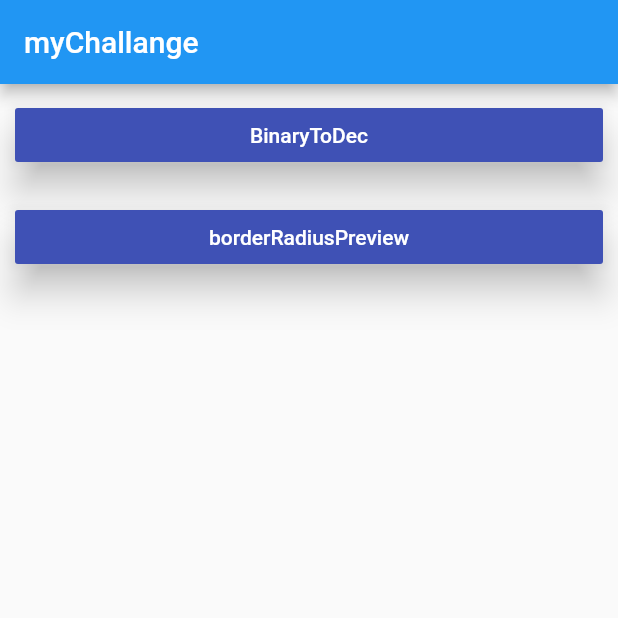
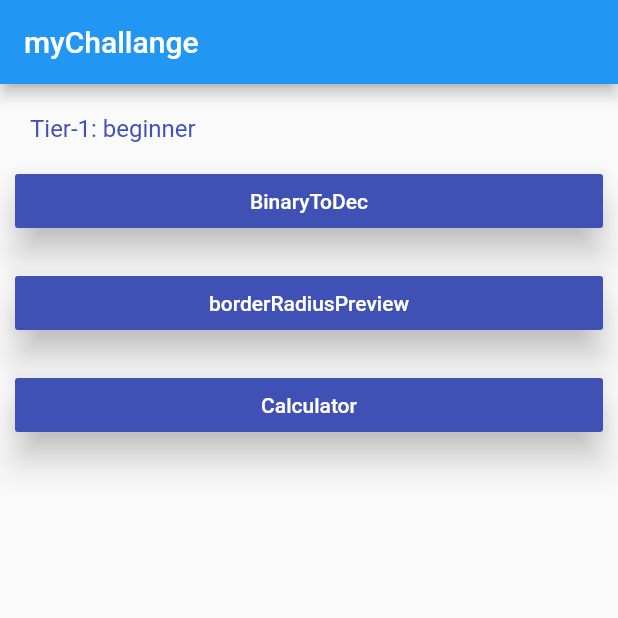
Before and after one commit to sungyun-Kim/myAppChallange, a Flutter app: the screen it shows after launch, on a phone screen of 412 x 824 dp, the top half of it. Run offline on Flutter 3.47's test engine with Material 2 defaults, Android fonts, the phone set to English and light mode, and no system bars.

Commit message:
[Create] calculator.dart

```diff
--- a/lib/main.dart
+++ b/lib/main.dart
@@ -1,6 +1,7 @@
 import 'package:flutter/material.dart';
 import 'package:mychallange/screens/bin2dec/bin_to_dec.dart';
 import 'package:mychallange/screens/border_radius_preview/border_rad_prev.dart';
+import 'package:mychallange/screens/calculator/calculator.dart';
 
 void main() {
   runApp(MaterialApp(
@@ -26,6 +27,13 @@ class MyApp extends StatelessWidget {
         ),
         body: ListView(
           children: <Widget>[
+            Container(
+              padding: EdgeInsets.fromLTRB(20, 20, 0, 5),
+              child: Text(
+                'Tier-1: beginner',
+                style: TextStyle(color: Colors.indigo, fontSize: 16),
+              ),
+            ),
             Container(
               padding: EdgeInsets.all(10),
               child: RaisedButton(
@@ -57,6 +65,21 @@ class MyApp extends StatelessWidget {
                   style: TextStyle(color: Colors.white),
                 ),
               ),
+            ),
+            Container(
+              padding: EdgeInsets.all(10),
+              child: RaisedButton(
+                color: Colors.indigo,
+                elevation: 10,
+                onPressed: () {
+                  Navigator.push(context,
+                      MaterialPageRoute(builder: (context) => Calculator()));
+                },
+                child: Text(
+                  'Calculator',
+                  style: TextStyle(color: Colors.white),
+                ),
+              ),
             )
           ],
         ),
--- a/lib/screens/border_radius_preview/border_rad_prev.dart
+++ b/lib/screens/border_radius_preview/border_rad_prev.dart
@@ -1,5 +1,4 @@
 import 'package:flutter/material.dart';
-import 'package:flutter_xlider/flutter_xlider.dart';
 
 double _lSliderValue = 0;
 double _tSliderValue = 0;
@@ -16,6 +15,7 @@ class _BorderRadPreviewState extends State<BorderRadPreview> {
   @override
   Widget build(BuildContext context) {
     return MaterialApp(
+      debugShowCheckedModeBanner: false,
       title: 'BorderRadPreview',
       home: Scaffold(
         appBar: AppBar(
--- /dev/null
+++ b/lib/screens/calculator/calculator.dart
@@ -0,0 +1,32 @@
+import 'package:flutter/material.dart';
+
+class Calculator extends StatefulWidget {
+  @override
+  _CalculatorState createState() => _CalculatorState();
+}
+
+class _CalculatorState extends State<Calculator> {
+  @override
+  Widget build(BuildContext context) {
+    return MaterialApp(
+      debugShowCheckedModeBanner: false,
+      home: Scaffold(
+        appBar: AppBar(
+          title: Text('Calculator'),
+          actions: <Widget>[
+            IconButton(
+                icon: Icon(Icons.arrow_back),
+                onPressed: () => Navigator.pop(context)),
+          ],
+        ),
+        body: Container(
+          padding: EdgeInsets.all(MediaQuery.of(context).size.width * 0.1),
+          child: Container(
+            decoration:
+                BoxDecoration(border: Border.all(), boxShadow: [BoxShadow()]),
+          ),
+        ),
+      ),
+    );
+  }
+}
```
